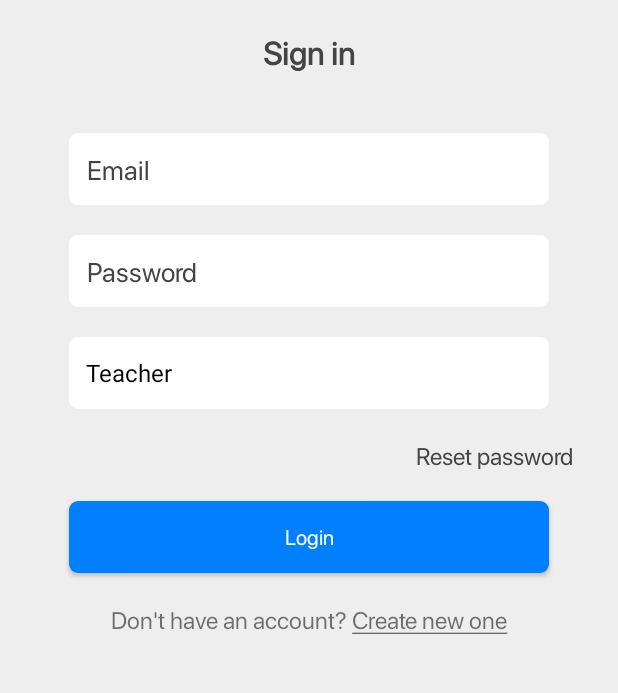
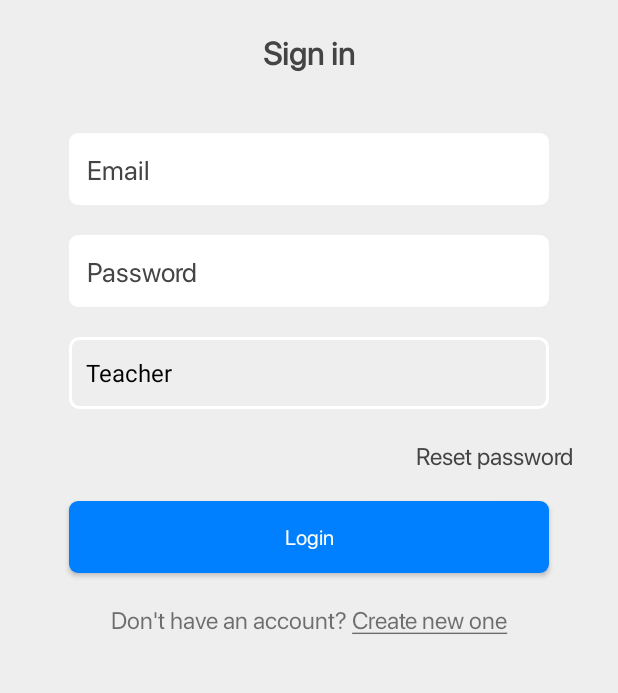
Before and after one commit to uxlabspk/Cloud-Meeting, an Android app: the Login screen opened directly, with no data from a screen before it, after a tap on "Reset password", on a phone screen of 412 x 824 dp, the part 372-1065 px from its top. Run offline under Robolectric (Android 15) with nearby library versions, the light colour scheme and no system bars; 1 statement that could not run was skipped.

Commit message:
Adding dark mode support and refactoring some styles.

```diff
--- a/app/src/main/java/io/github/uxlabspk/cloudmeeting/Login.java
+++ b/app/src/main/java/io/github/uxlabspk/cloudmeeting/Login.java
@@ -1,5 +1,6 @@
 package io.github.uxlabspk.cloudmeeting;
 
+import androidx.annotation.Nullable;
 import androidx.appcompat.app.AppCompatActivity;
 
 import android.content.Intent;
@@ -40,8 +41,12 @@ public class Login extends AppCompatActivity {
 
         TextView resetPassword = (TextView) findViewById(R.id.resetPassword);
         resetPassword.setOnClickListener(view -> {
-            Toast.makeText(this, "Check your email reset link!", Toast.LENGTH_LONG).show();
-            // TODO : Send user password reset link
+            EditText userName = (EditText) findViewById(R.id.signin_user_email);
+            if (!userName.getText().toString().isEmpty())
+            {
+                Toast.makeText(this, "Check your email for reset link!", Toast.LENGTH_LONG).show();
+                // TODO : Send user password reset link
+            }
         });
 
         // --------------------- HARD CODED LOGIN CREDENTIALS ------------------------------- //
--- /dev/null
+++ b/app/src/main/res/drawable/bg_spinner.xml
@@ -0,0 +1,5 @@
+<shape xmlns:android="http://schemas.android.com/apk/res/android">
+    <solid android:color="@color/bg_color" />
+    <corners android:radius="6dp" />
+    <stroke android:color="@color/white" android:width="2dp" />
+</shape>
--- a/app/src/main/res/layout/activity_login.xml
+++ b/app/src/main/res/layout/activity_login.xml
@@ -78,7 +78,7 @@
         android:layout_width="320dp"
         android:layout_height="48dp"
         android:layout_marginTop="20dp"
-        android:background="@drawable/bg_input"
+        android:background="@drawable/bg_spinner"
         android:contentDescription="User Types"
         android:fontFamily="@font/sfregular"
         android:paddingStart="3dp"
--- a/app/src/main/res/layout/activity_signup.xml
+++ b/app/src/main/res/layout/activity_signup.xml
@@ -121,7 +121,7 @@
         app:layout_constraintStart_toStartOf="parent"
         app:layout_constraintTop_toBottomOf="@+id/layout"
         android:layout_marginTop="20dp"
-        android:background="@drawable/bg_input"
+        android:background="@drawable/bg_spinner"
         android:spinnerMode="dropdown"
         android:fontFamily="@font/sfregular"
         android:paddingStart="3dp"
```
